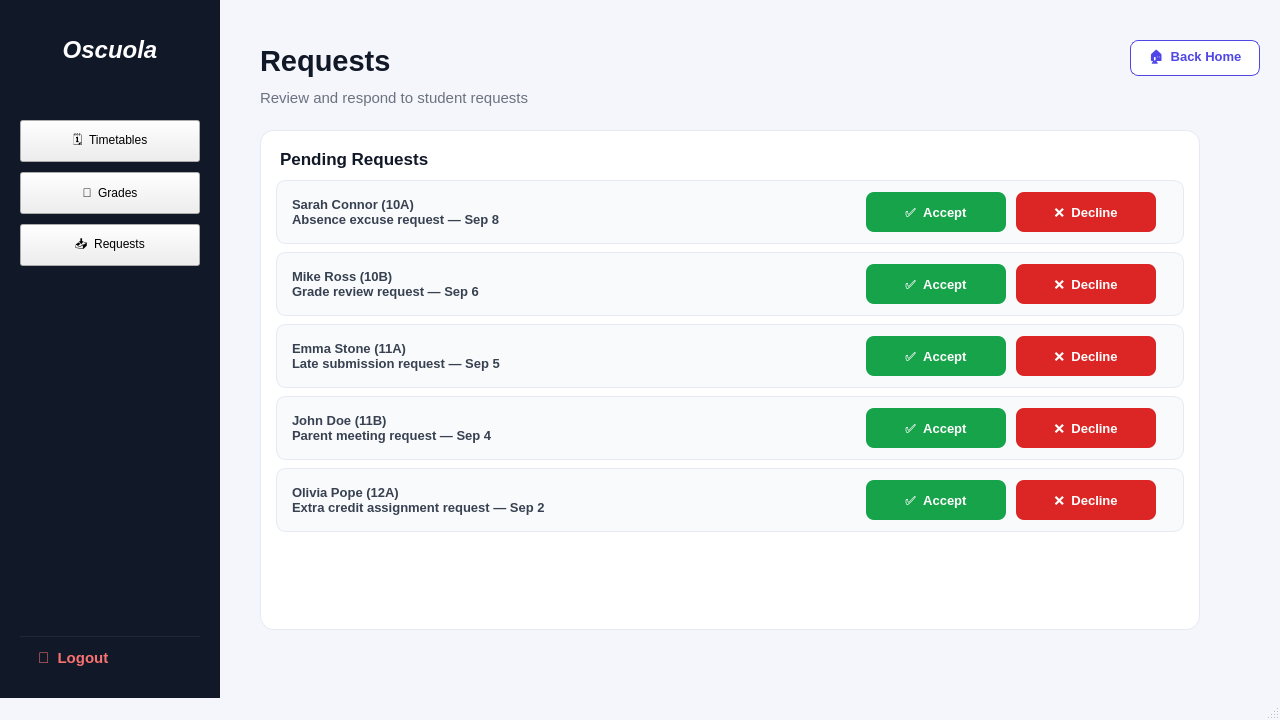
The window that Oscuola/mainwindow.ui (mohamed-adhd/Oscuola) describes before a commit, drawn with Qt 5.
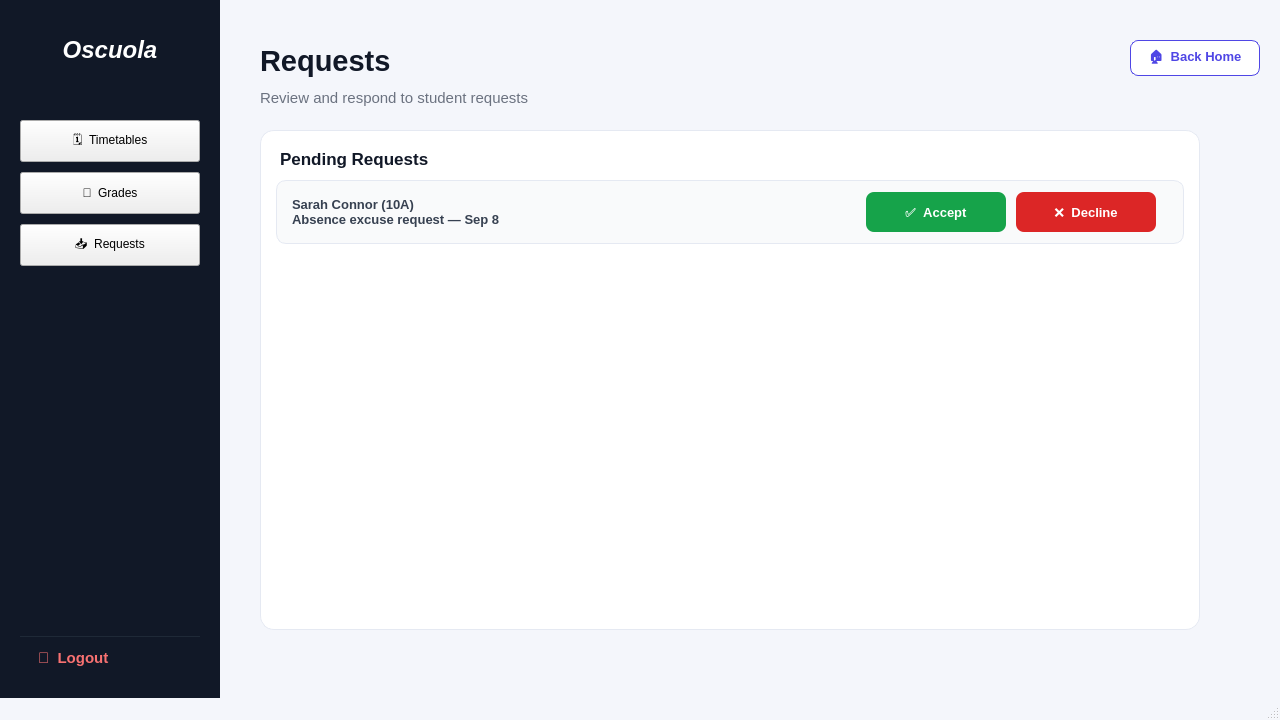
The same window after the commit. The open tabs and pages were chosen to show the change.

Commit message: request fetcher done , it pulls only the requests related to classes under the given teacher id

```diff
--- a/Oscuola/mainwindow.ui
+++ b/Oscuola/mainwindow.ui
@@ -3400,230 +3400,6 @@
         </property>
        </widget>
       </widget>
-      <widget class="QFrame" name="request_row_2">
-       <property name="geometry">
-        <rect>
-         <x>16</x>
-         <y>122</y>
-         <width>908</width>
-         <height>64</height>
-        </rect>
-       </property>
-       <widget class="QLabel" name="request_label_2">
-        <property name="geometry">
-         <rect>
-          <x>16</x>
-          <y>8</y>
-          <width>550</width>
-          <height>48</height>
-         </rect>
-        </property>
-        <property name="text">
-         <string>Mike Ross (10B)
-Grade review request — Sep 6</string>
-        </property>
-       </widget>
-       <widget class="QPushButton" name="accept_btn_2">
-        <property name="geometry">
-         <rect>
-          <x>590</x>
-          <y>12</y>
-          <width>140</width>
-          <height>40</height>
-         </rect>
-        </property>
-        <property name="cursor">
-         <cursorShape>PointingHandCursor</cursorShape>
-        </property>
-        <property name="text">
-         <string>✅  Accept</string>
-        </property>
-       </widget>
-       <widget class="QPushButton" name="decline_btn_2">
-        <property name="geometry">
-         <rect>
-          <x>740</x>
-          <y>12</y>
-          <width>140</width>
-          <height>40</height>
-         </rect>
-        </property>
-        <property name="cursor">
-         <cursorShape>PointingHandCursor</cursorShape>
-        </property>
-        <property name="text">
-         <string>❌  Decline</string>
-        </property>
-       </widget>
-      </widget>
-      <widget class="QFrame" name="request_row_3">
-       <property name="geometry">
-        <rect>
-         <x>16</x>
-         <y>194</y>
-         <width>908</width>
-         <height>64</height>
-        </rect>
-       </property>
-       <widget class="QLabel" name="request_label_3">
-        <property name="geometry">
-         <rect>
-          <x>16</x>
-          <y>8</y>
-          <width>550</width>
-          <height>48</height>
-         </rect>
-        </property>
-        <property name="text">
-         <string>Emma Stone (11A)
-Late submission request — Sep 5</string>
-        </property>
-       </widget>
-       <widget class="QPushButton" name="accept_btn_3">
-        <property name="geometry">
-         <rect>
-          <x>590</x>
-          <y>12</y>
-          <width>140</width>
-          <height>40</height>
-         </rect>
-        </property>
-        <property name="cursor">
-         <cursorShape>PointingHandCursor</cursorShape>
-        </property>
-        <property name="text">
-         <string>✅  Accept</string>
-        </property>
-       </widget>
-       <widget class="QPushButton" name="decline_btn_3">
-        <property name="geometry">
-         <rect>
-          <x>740</x>
-          <y>12</y>
-          <width>140</width>
-          <height>40</height>
-         </rect>
-        </property>
-        <property name="cursor">
-         <cursorShape>PointingHandCursor</cursorShape>
-        </property>
-        <property name="text">
-         <string>❌  Decline</string>
-        </property>
-       </widget>
-      </widget>
-      <widget class="QFrame" name="request_row_4">
-       <property name="geometry">
-        <rect>
-         <x>16</x>
-         <y>266</y>
-         <width>908</width>
-         <height>64</height>
-        </rect>
-       </property>
-       <widget class="QLabel" name="request_label_4">
-        <property name="geometry">
-         <rect>
-          <x>16</x>
-          <y>8</y>
-          <width>550</width>
-          <height>48</height>
-         </rect>
-        </property>
-        <property name="text">
-         <string>John Doe (11B)
-Parent meeting request — Sep 4</string>
-        </property>
-       </widget>
-       <widget class="QPushButton" name="accept_btn_4">
-        <property name="geometry">
-         <rect>
-          <x>590</x>
-          <y>12</y>
-          <width>140</width>
-          <height>40</height>
-         </rect>
-        </property>
-        <property name="cursor">
-         <cursorShape>PointingHandCursor</cursorShape>
-        </property>
-        <property name="text">
-         <string>✅  Accept</string>
-        </property>
-       </widget>
-       <widget class="QPushButton" name="decline_btn_4">
-        <property name="geometry">
-         <rect>
-          <x>740</x>
-          <y>12</y>
-          <width>140</width>
-          <height>40</height>
-         </rect>
-        </property>
-        <property name="cursor">
-         <cursorShape>PointingHandCursor</cursorShape>
-        </property>
-        <property name="text">
-         <string>❌  Decline</string>
-        </property>
-       </widget>
-      </widget>
-      <widget class="QFrame" name="request_row_5">
-       <property name="geometry">
-        <rect>
-         <x>16</x>
-         <y>338</y>
-         <width>908</width>
-         <height>64</height>
-        </rect>
-       </property>
-       <widget class="QLabel" name="request_label_5">
-        <property name="geometry">
-         <rect>
-          <x>16</x>
-          <y>8</y>
-          <width>550</width>
-          <height>48</height>
-         </rect>
-        </property>
-        <property name="text">
-         <string>Olivia Pope (12A)
-Extra credit assignment request — Sep 2</string>
-        </property>
-       </widget>
-       <widget class="QPushButton" name="accept_btn_5">
-        <property name="geometry">
-         <rect>
-          <x>590</x>
-          <y>12</y>
-          <width>140</width>
-          <height>40</height>
-         </rect>
-        </property>
-        <property name="cursor">
-         <cursorShape>PointingHandCursor</cursorShape>
-        </property>
-        <property name="text">
-         <string>✅  Accept</string>
-        </property>
-       </widget>
-       <widget class="QPushButton" name="decline_btn_5">
-        <property name="geometry">
-         <rect>
-          <x>740</x>
-          <y>12</y>
-          <width>140</width>
-          <height>40</height>
-         </rect>
-        </property>
-        <property name="cursor">
-         <cursorShape>PointingHandCursor</cursorShape>
-        </property>
-        <property name="text">
-         <string>❌  Decline</string>
-        </property>
-       </widget>
-      </widget>
      </widget>
     </widget>
    </widget>
```
Left out of the diff: 2 changed lines with no effect on the pictures. The commit also changes 1 other file.
